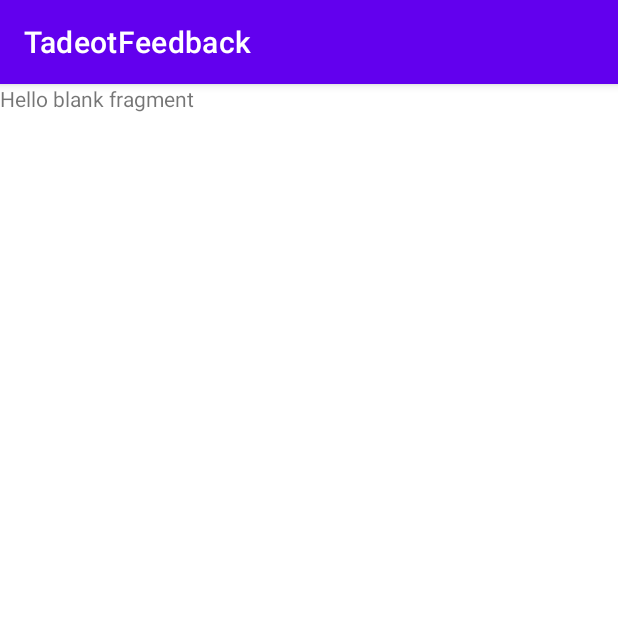
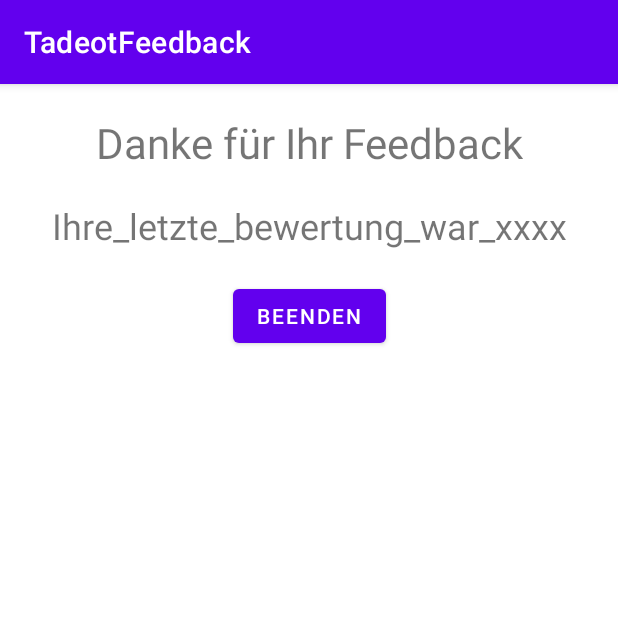
Before and after one commit to starkalukas/medt-tadeot-feedback, an Android app: the SummaryFragment screen opened through its navigation route, on a phone screen of 412 x 824 dp, the top half of it. Run offline under Robolectric (Android 15) with nearby library versions, the phone set to English and light mode, and no system bars; our stand-ins replace data binding.

Commit message:
add buttons and text fields in fragments

```diff
--- a/app/src/main/res/layout/fragment_summary.xml
+++ b/app/src/main/res/layout/fragment_summary.xml
@@ -12,13 +12,36 @@
         <!-- TODO: Update blank fragment layout -->
         <TextView
             android:id="@+id/textView3"
-            android:layout_width="0dp"
-            android:layout_height="0dp"
-            android:text="Hello blank fragment"
-            app:layout_constraintBottom_toBottomOf="parent"
+            android:layout_width="wrap_content"
+            android:layout_height="wrap_content"
+            android:layout_marginTop="20dp"
+            android:text="@string/tv_thank_you"
+            android:textAlignment="center"
+            android:textSize="28sp"
             app:layout_constraintEnd_toEndOf="parent"
             app:layout_constraintStart_toStartOf="parent"
             app:layout_constraintTop_toTopOf="parent" />
 
+        <TextView
+            android:id="@+id/textView5"
+            android:layout_width="wrap_content"
+            android:layout_height="wrap_content"
+            android:layout_marginTop="20dp"
+            android:text="@string/tv_last_rating"
+            android:textSize="24sp"
+            app:layout_constraintEnd_toEndOf="parent"
+            app:layout_constraintStart_toStartOf="parent"
+            app:layout_constraintTop_toBottomOf="@+id/textView3" />
+
+        <Button
+            android:id="@+id/button5"
+            android:layout_width="wrap_content"
+            android:layout_height="wrap_content"
+            android:layout_marginTop="20dp"
+            android:text="@string/bt_finish"
+            app:layout_constraintEnd_toEndOf="parent"
+            app:layout_constraintStart_toStartOf="parent"
+            app:layout_constraintTop_toBottomOf="@+id/textView5" />
+
     </androidx.constraintlayout.widget.ConstraintLayout>
 </layout>
--- a/app/src/main/res/navigation/nav_graph.xml
+++ b/app/src/main/res/navigation/nav_graph.xml
@@ -21,11 +21,32 @@
         tools:layout="@layout/fragment_question" >
         <action
             android:id="@+id/action_questionFragment_to_summaryFragment"
-            app:destination="@id/summaryFragment" />
+            app:destination="@id/summaryFragment"
+            app:popUpTo="@id/welcomeFragment"
+            app:popUpToInclusive="false" />
+        <action
+            android:id="@+id/action_questionFragment_to_noAnswerFragment"
+            app:destination="@id/noAnswerFragment" />
     </fragment>
     <fragment
         android:id="@+id/summaryFragment"
         android:name="at.ht.feedback.SummaryFragment"
         android:label="fragment_summary"
-        tools:layout="@layout/fragment_summary" />
+        tools:layout="@layout/fragment_summary" >
+        <action
+            android:id="@+id/action_summaryFragment_to_welcomeFragment"
+            app:destination="@id/welcomeFragment" />
+    </fragment>
+    <fragment
+        android:id="@+id/noAnswerFragment"
+        android:name="at.ht.feedback.NoAnswerFragment"
+        android:label="fragment_no_answer"
+        tools:layout="@layout/fragment_no_answer" >
+        <action
+            android:id="@+id/action_noAnswerFragment_to_questionFragment"
+            app:destination="@id/questionFragment" />
+        <action
+            android:id="@+id/action_noAnswerFragment_to_welcomeFragment"
+            app:destination="@id/welcomeFragment" />
+    </fragment>
 </navigation>
--- a/app/src/main/res/values/strings.xml
+++ b/app/src/main/res/values/strings.xml
@@ -20,5 +20,7 @@
     <string name="bt_finish">Beenden</string>
     <string name="tv_thank_you">Danke für Ihr Feedback</string>
     <string name="tv_last_rating">Ihre_letzte_bewertung_war_xxxx</string>
+    <!-- TODO: Remove or change this placeholder text -->
+    <string name="hello_blank_fragment">Hello blank fragment</string>
 
 </resources>
```
Also changed, not shown: app/src/main/java/at/ht/feedback/QuestionFragment.kt (+12 -34 lines), app/src/main/res/layout/fragment_no_answer.xml (+20 -5 lines), app/src/main/res/layout/fragment_question.xml (+14 -4 lines).
